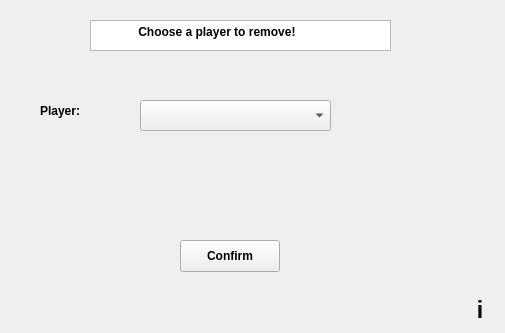
Above: removetransferlist.ui from TNT57/FootballClubManagementSystem before the change. Below: the same form after it.
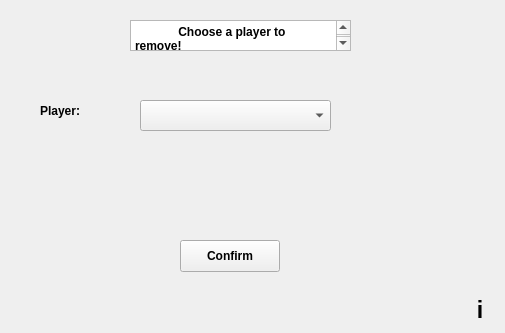
That is the form after the change.

```diff
--- a/removetransferlist.ui
+++ b/removetransferlist.ui
@@ -58,9 +58,9 @@
   <widget class="QPlainTextEdit" name="plainTextEdit">
    <property name="geometry">
     <rect>
-     <x>90</x>
+     <x>130</x>
      <y>20</y>
-     <width>301</width>
+     <width>221</width>
      <height>31</height>
     </rect>
    </property>
```
